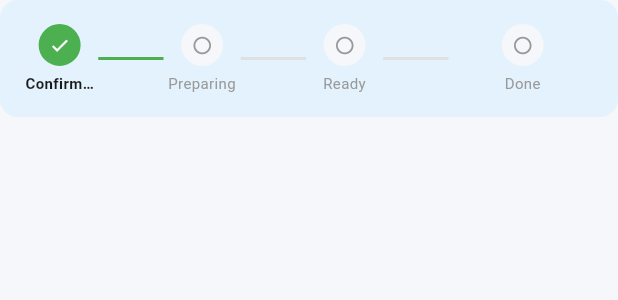
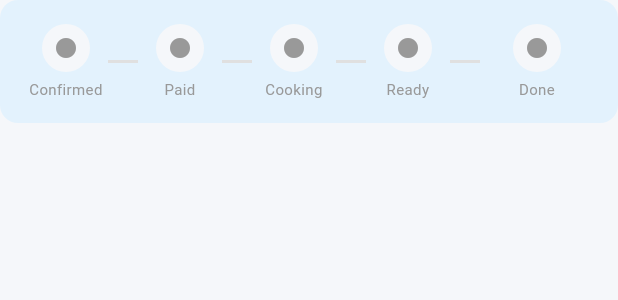
Before and after one commit to rushikesh-geek/canteen-online, a Flutter app: the OrderStatusTimeline widget shown alone on an empty page, opened directly with empty values, on a phone screen of 412 x 824 dp. Shown: the top 300 px of the screen. Run offline on Flutter 3.47's test engine with Material 3 defaults, Android fonts, the phone set to English and light mode, and no system bars; our stand-ins replace cloud_firestore, firebase_auth, firebase_core, firebase_messaging, google_sign_in, qr_flutter; missing offline and left inert: mobile_scanner, razorpay_flutter; accounts and stored records are empty; network calls fail.

Commit message:
Revert "Refactor order status handling: improve null safety, enhance pickup time formatting, and update UI for payment status"
This reverts commit 25b6a48477cbaf00491e8d9c0ba3242c5a963b72.

```diff
--- a/canteen_app/lib/widgets/premium_header.dart
+++ b/canteen_app/lib/widgets/premium_header.dart
@@ -92,7 +92,6 @@ class GreetingHeader extends StatelessWidget {
 }
 
 /// Order status timeline widget
-/// Shows the order progress: Confirmed → Preparing → Ready → Completed
 class OrderStatusTimeline extends StatelessWidget {
   final String currentStatus;
   final String paymentStatus;
@@ -105,16 +104,8 @@ class OrderStatusTimeline extends StatelessWidget {
 
   @override
   Widget build(BuildContext context) {
-    // Order flow: confirmed → preparing → ready → completed
-    // Payment status is separate and shown elsewhere
-    final statuses = ['confirmed', 'preparing', 'ready', 'completed'];
-
-    // Find current index, default to 0 if status not found
-    int currentIndex = statuses.indexOf(currentStatus);
-    if (currentIndex == -1) {
-      // Handle 'pending' or unknown status - show as before confirmed
-      currentIndex = currentStatus == 'pending' ? -1 : 0;
-    }
+    final statuses = ['confirmed', 'paid', 'preparing', 'ready', 'completed'];
+    final currentIndex = statuses.indexOf(currentStatus);
 
     return Container(
       padding: const EdgeInsets.all(AppTheme.space16),
@@ -136,8 +127,8 @@ class OrderStatusTimeline extends StatelessWidget {
                     mainAxisSize: MainAxisSize.min,
                     children: [
                       Container(
-                        width: 28,
-                        height: 28,
+                        width: 32,
+                        height: 32,
                         decoration: BoxDecoration(
                           color: isCompleted
                               ? AppTheme.successGreen
@@ -151,8 +142,8 @@ class OrderStatusTimeline extends StatelessWidget {
                           ),
                         ),
                         child: Icon(
-                          isCompleted ? Icons.check : Icons.circle_outlined,
-                          size: 14,
+                          isCompleted ? Icons.check : Icons.circle,
+                          size: 16,
                           color: isCompleted ? Colors.white : AppTheme.textHint,
                         ),
                       ),
@@ -172,14 +163,12 @@ class OrderStatusTimeline extends StatelessWidget {
                   ),
                 ),
                 if (index < statuses.length - 1)
-                  Flexible(
-                    child: Container(
-                      height: 2,
-                      margin: const EdgeInsets.symmetric(horizontal: 2),
-                      color: isCompleted
-                          ? AppTheme.successGreen
-                          : AppTheme.borderGrey,
-                    ),
+                  Container(
+                    width: 20,
+                    height: 2,
+                    color: isCompleted
+                        ? AppTheme.successGreen
+                        : AppTheme.borderGrey,
                   ),
               ],
             ),
@@ -192,7 +181,8 @@ class OrderStatusTimeline extends StatelessWidget {
   String _getStatusLabel(String status) {
     switch (status) {
       case 'confirmed': return 'Confirmed';
-      case 'preparing': return 'Preparing';
+      case 'paid': return 'Paid';
+      case 'preparing': return 'Cooking';
       case 'ready': return 'Ready';
       case 'completed': return 'Done';
       default: return status;
@@ -253,17 +243,11 @@ class PremiumStatusChip extends StatelessWidget {
   ({Color color, Color backgroundColor, IconData icon, String label}) _getStatusConfig(String status) {
     switch (status.toLowerCase()) {
       case 'pending':
-        return (
-          color: AppTheme.warningAmber,
-          backgroundColor: AppTheme.lightAmber,
-          icon: Icons.hourglass_empty,
-          label: 'Pending',
-        );
       case 'confirmed':
         return (
           color: AppTheme.infoBlue,
           backgroundColor: AppTheme.lightBlue,
-          icon: Icons.check_circle_outline,
+          icon: Icons.schedule,
           label: 'Confirmed',
         );
       case 'paid':
@@ -294,13 +278,6 @@ class PremiumStatusChip extends StatelessWidget {
           icon: Icons.check_circle_outline,
           label: 'Completed',
         );
-      case 'cancelled':
-        return (
-          color: AppTheme.errorRed,
-          backgroundColor: AppTheme.errorRed.withOpacity(0.1),
-          icon: Icons.cancel,
-          label: 'Cancelled',
-        );
       default:
         return (
           color: AppTheme.textSecondary,
```
Also changed, not shown: canteen_app/lib/screens/student/student_screens.dart (+19 -81 lines).
